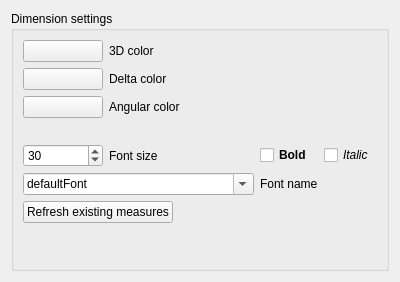
southseact-3d/fcd, file src/Mod/Part/Gui/DlgSettingsMeasure.ui: the form before one commit.
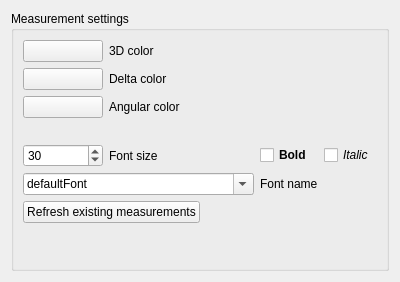
The form after the commit. Custom widgets are drawn as their Qt base class.

Commit message: Part: Measure preferences: Improve UI texts

Patch:
```diff
--- a/src/Mod/Part/Gui/DlgSettingsMeasure.ui
+++ b/src/Mod/Part/Gui/DlgSettingsMeasure.ui
@@ -23,7 +23,7 @@
    <item>
     <widget class="QGroupBox" name="groupBox">
      <property name="title">
-      <string>Dimension settings</string>
+      <string>Measurement settings</string>
      </property>
      <layout class="QVBoxLayout" name="verticalLayout">
       <item>
@@ -210,7 +210,7 @@
         <item>
          <widget class="QPushButton" name="pushButtonRefresh">
           <property name="text">
-           <string>Refresh existing measures</string>
+           <string>Refresh existing measurements</string>
           </property>
          </widget>
         </item>
```
